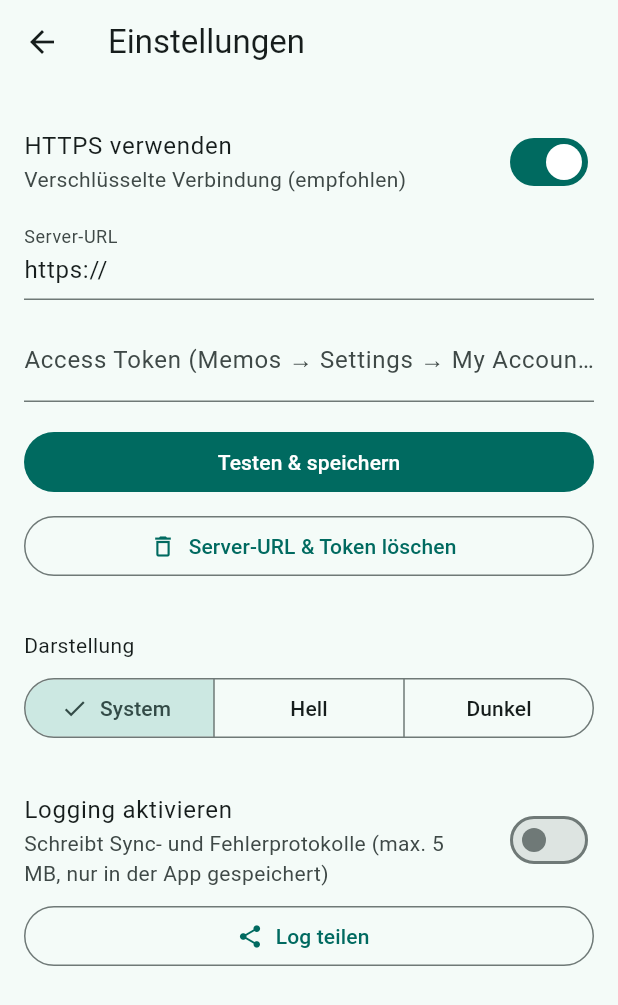
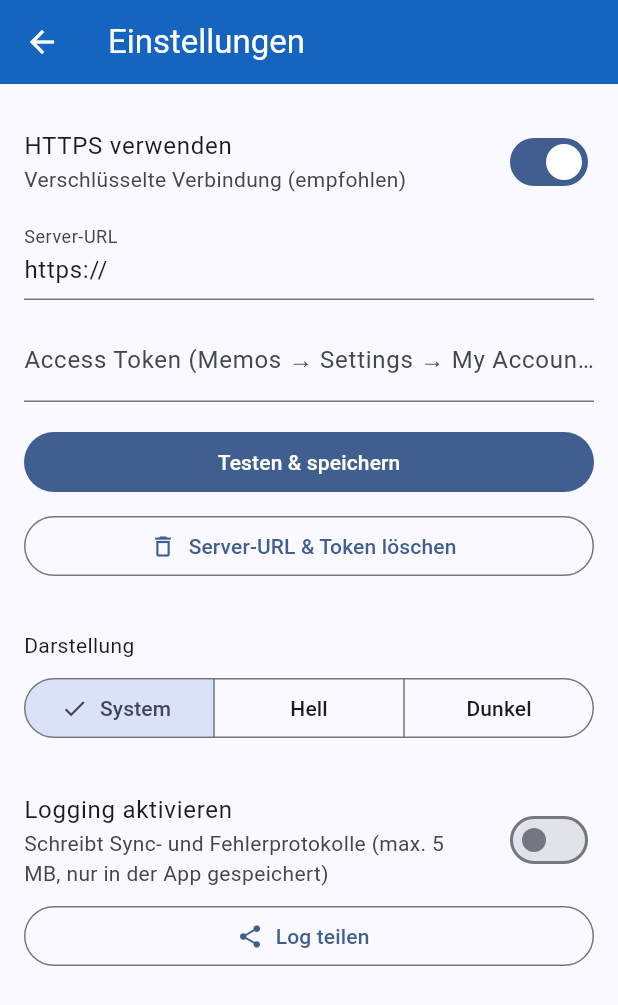
Before and after one commit to homehoster/meine_notizen, a Flutter app: the screen it shows after launch, after a tap on "Server & Token einrichten", on a phone screen of 412 x 824 dp. Shown: the top 1005 px of the screen. Run offline on Flutter 3.47's test engine with Material 3 defaults, Android fonts, the phone set to English and light mode, and no system bars; our stand-ins replace flutter_markdown, flutter_secure_storage, share_plus, shared_preferences; missing offline and left inert: home_widget.

Commit message:
neues Farbschema

```diff
--- a/lib/main.dart
+++ b/lib/main.dart
@@ -10,6 +10,8 @@ import 'state/app_state.dart';
 final navKey = GlobalKey<NavigatorState>();
 const _widgetChannel =
     MethodChannel('com.github.homehoster.meine_notizen/widget');
+const _seedColor = Color(0xFF1565C0);
+const _secondaryColor = Color(0xFFF59E0B);
 
 Future<void> main() async {
   WidgetsFlutterBinding.ensureInitialized();
@@ -123,13 +125,33 @@ class _NotizAppState extends State<NotizApp> with WidgetsBindingObserver {
       navigatorKey: navKey,
       title: 'Notizen',
       themeMode: s.themeMode,
-      theme: ThemeData(colorSchemeSeed: Colors.teal, useMaterial3: true),
-      darkTheme: ThemeData(
-        colorSchemeSeed: Colors.teal,
-        brightness: Brightness.dark,
-        useMaterial3: true,
-      ),
+      theme: _buildTheme(Brightness.light),
+      darkTheme: _buildTheme(Brightness.dark),
       home: const HomeScreen(),
     );
   }
 }
+
+ThemeData _buildTheme(Brightness brightness) {
+  final colorScheme = ColorScheme.fromSeed(
+    seedColor: _seedColor,
+    brightness: brightness,
+  ).copyWith(secondary: _secondaryColor);
+
+  return ThemeData(
+    colorScheme: colorScheme,
+    useMaterial3: true,
+    appBarTheme: const AppBarTheme(
+      backgroundColor: _seedColor,
+      foregroundColor: Colors.white,
+    ),
+    floatingActionButtonTheme: const FloatingActionButtonThemeData(
+      backgroundColor: _seedColor,
+      foregroundColor: Colors.white,
+    ),
+    cardTheme: CardThemeData(
+      elevation: 2,
+      shape: RoundedRectangleBorder(borderRadius: BorderRadius.circular(12)),
+    ),
+  );
+}
--- a/pubspec.yaml
+++ b/pubspec.yaml
@@ -52,7 +52,7 @@ flutter_launcher_icons:
   image_path: "asset/icon/icon_professional_cold.png"
 
   # Android Adaptive Icon
-  adaptive_icon_background: "#EAF1F8"
+  adaptive_icon_background: "#1565C0"
   adaptive_icon_foreground: "asset/icon/icon_professional_cold.png"
   adaptive_icon_foreground_inset: 0
 
```
Also changed, not shown: lib/screens/home_screen.dart (+9 -1 lines), lib/widgets/task_seg_view.dart (+91 -26 lines), 1 other file.
